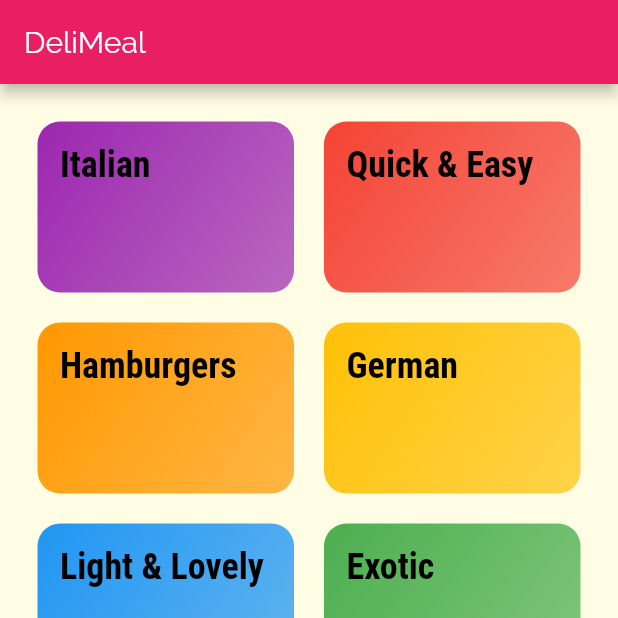
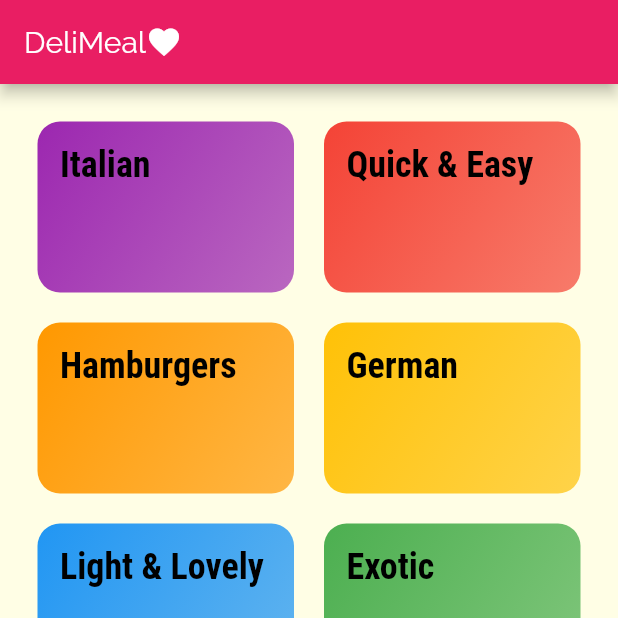
Before and after one commit to Khader-1/DeliMeal, a Flutter app: the screen it shows after launch, on a phone screen of 412 x 824 dp, the top half of it. Run offline on Flutter 3.47's test engine with Material 2 defaults, Android fonts, the phone set to English and light mode, and no system bars.

```diff
--- a/lib/main.dart
+++ b/lib/main.dart
@@ -1,4 +1,5 @@
 import 'package:flutter/material.dart';
+import 'package:flutter_localizations/flutter_localizations.dart';
 
 import './screens/category_meals.dart';
 import './screens/categories_screens.dart';
@@ -33,6 +34,16 @@ class MyApp extends StatelessWidget {
       routes: {
         CategoryMeals.route: (ctx) => CategoryMeals(),
       },
+      localizationsDelegates: [
+        GlobalCupertinoLocalizations.delegate,
+        GlobalMaterialLocalizations.delegate,
+        GlobalWidgetsLocalizations.delegate,
+      ],
+      supportedLocales: [
+        Locale('ar', 'AE'),
+        Locale('en', 'US'),
+      ],
+      locale: Locale('en', 'AE'),
     );
   }
 }
--- a/lib/screens/categories_screens.dart
+++ b/lib/screens/categories_screens.dart
@@ -10,7 +10,12 @@ class CategoriesScreen extends StatelessWidget {
   Widget build(BuildContext context) {
     return Scaffold(
       appBar: AppBar(
-        title: const Text('DeliMeal'),
+        title: Row(
+          children: [
+            const Text('DeliMeal'),
+            Icon(Icons.favorite_sharp),
+          ],
+        ),
       ),
       body: GridView(
         gridDelegate: SliverGridDelegateWithMaxCrossAxisExtent(
```
Also changed, not shown: lib/screens/category_meals.dart (+17 -6 lines), lib/widgets/meal_item.dart (added, +48 -0 lines), pubspec.yaml (+24 -0 lines), assets/fonts/cairo/Cairo-Black.ttf (added), assets/fonts/cairo/Cairo-Bold.ttf (added), assets/fonts/cairo/Cairo-ExtraLight.ttf (added), assets/fonts/cairo/Cairo-Light.ttf (added), assets/fonts/cairo/Cairo-Regular.ttf (added), assets/fonts/cairo/Cairo-SemiBold.ttf (added), assets/fonts/tajawal/Tajawal-Black.ttf (added), assets/fonts/tajawal/Tajawal-Bold.ttf (added), assets/fonts/tajawal/Tajawal-ExtraBold.ttf (added), assets/fonts/tajawal/Tajawal-ExtraLight.ttf (added), assets/fonts/tajawal/Tajawal-Light.ttf (added), 3 more files.
